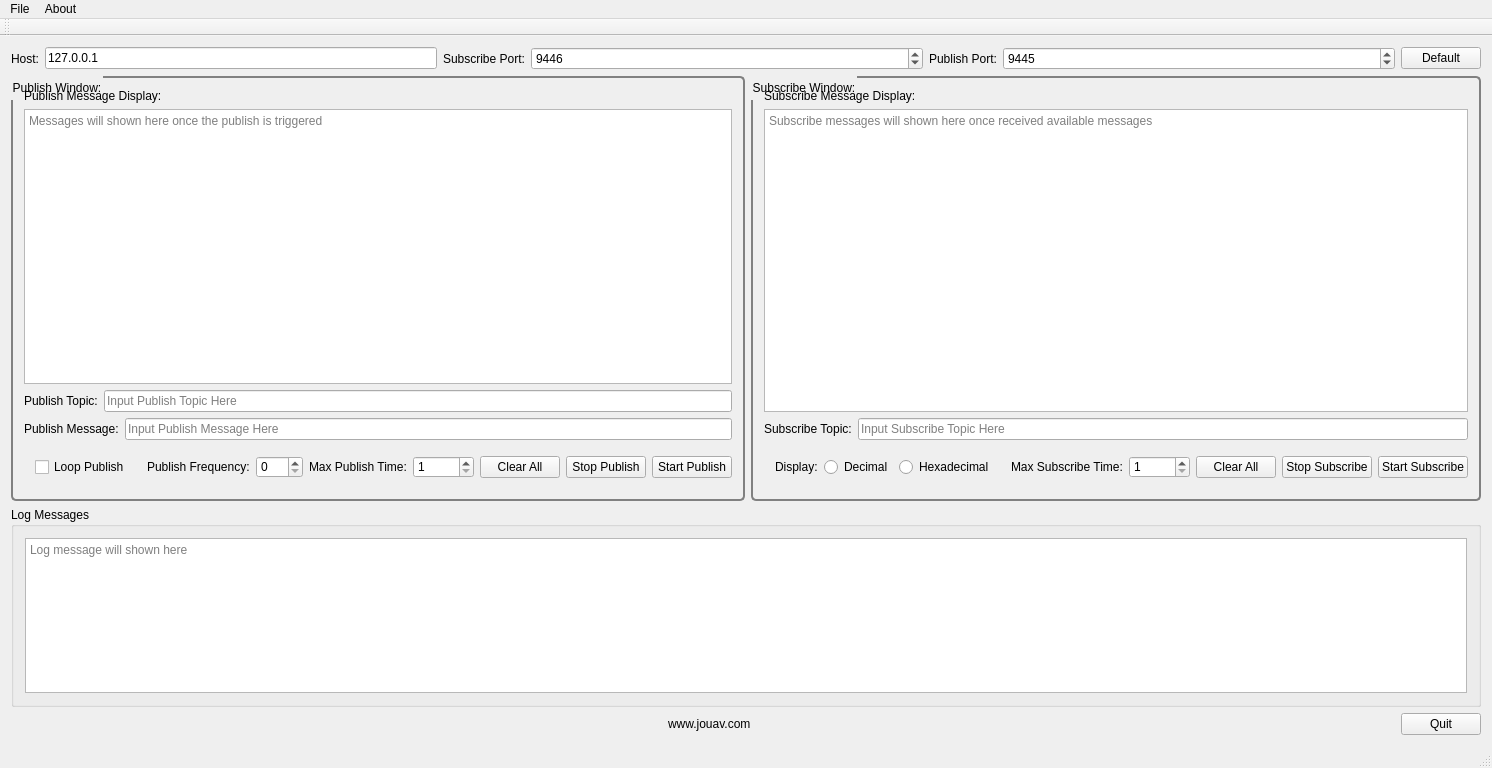
First picture: the form in ui/mainwindow.ui, repository Phillweston/zmqtesttool, before the edit.
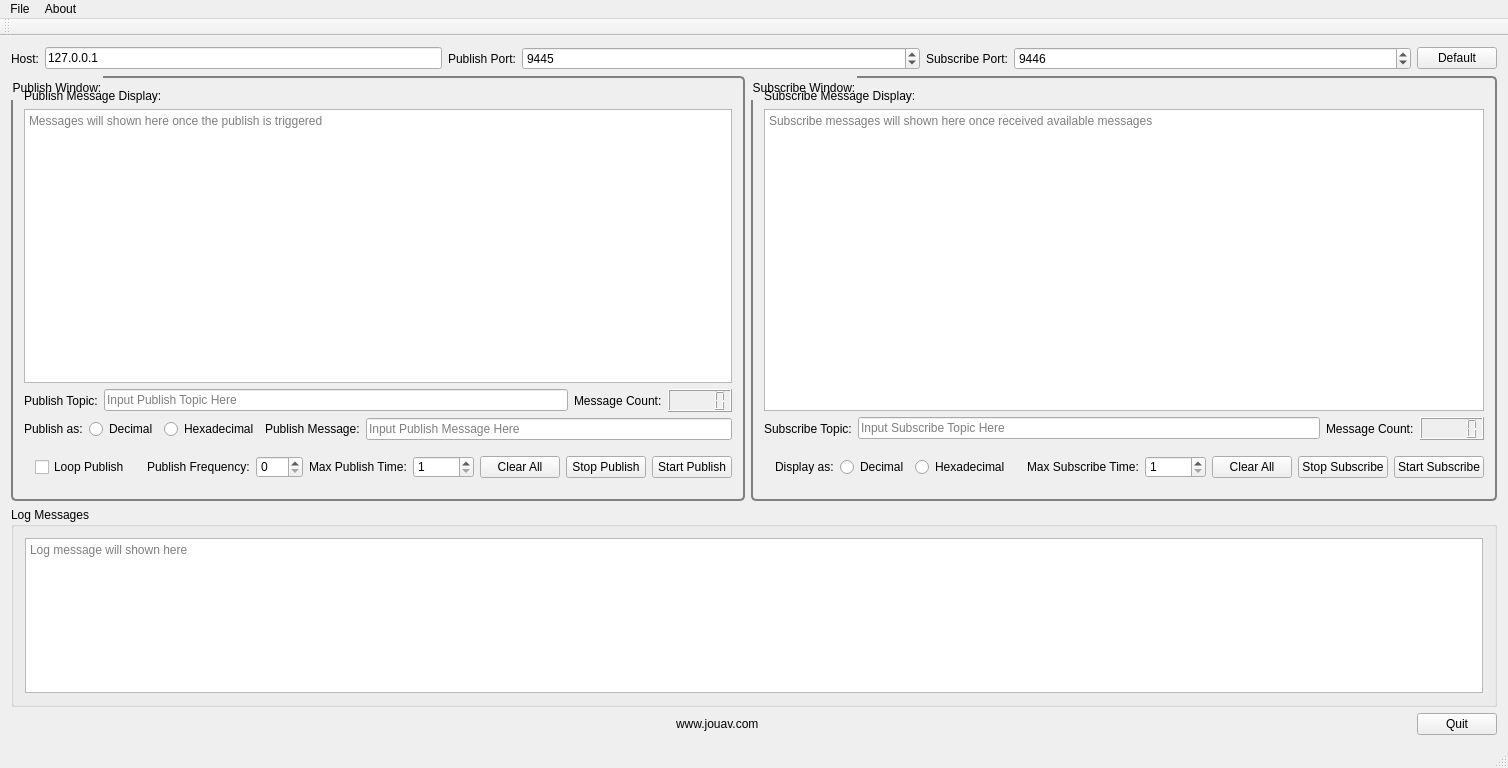
Second picture: the form after the edit. Icons and pictures are not drawn.

Commit message: [Revision] Add hex message send and receive, add lcd count display interface

What changed in the file:
```diff
--- a/ui/mainwindow.ui
+++ b/ui/mainwindow.ui
@@ -6,7 +6,7 @@
    <rect>
     <x>0</x>
     <y>0</y>
-    <width>1024</width>
+    <width>1256</width>
     <height>768</height>
    </rect>
   </property>
@@ -36,29 +36,6 @@
           </property>
          </widget>
         </item>
-        <item>
-         <widget class="QLabel" name="labelSubscribePort">
-          <property name="text">
-           <string>Subscribe Port:</string>
-          </property>
-         </widget>
-        </item>
-        <item>
-         <widget class="QSpinBox" name="spinBoxPortSubscribe">
-          <property name="sizePolicy">
-           <sizepolicy hsizetype="Expanding" vsizetype="Fixed">
-            <horstretch>0</horstretch>
-            <verstretch>0</verstretch>
-           </sizepolicy>
-          </property>
-          <property name="maximum">
-           <number>65535</number>
-          </property>
-          <property name="value">
-           <number>9446</number>
-          </property>
-         </widget>
-        </item>
         <item>
          <widget class="QLabel" name="labelPublishPort">
           <property name="text">
@@ -82,6 +59,32 @@
           </property>
          </widget>
         </item>
+        <item>
+         <widget class="QLabel" name="labelSubscribePort">
+          <property name="text">
+           <string>Subscribe Port:</string>
+          </property>
+         </widget>
+        </item>
+        <item>
+         <widget class="QSpinBox" name="spinBoxPortSubscribe">
+          <property name="sizePolicy">
+           <sizepolicy hsizetype="Expanding" vsizetype="Fixed">
+            <horstretch>0</horstretch>
+            <verstretch>0</verstretch>
+           </sizepolicy>
+          </property>
+          <property name="statusTip">
+           <string>Input Subscribe Port</string>
+          </property>
+          <property name="maximum">
+           <number>65535</number>
+          </property>
+          <property name="value">
+           <number>9446</number>
+          </property>
+         </widget>
+        </item>
        </layout>
       </item>
       <item>
@@ -163,10 +166,41 @@
              </property>
             </widget>
            </item>
+           <item>
+            <widget class="QLabel" name="labelPublishMessageCount">
+             <property name="text">
+              <string>Message Count:</string>
+             </property>
+            </widget>
+           </item>
+           <item>
+            <widget class="QLCDNumber" name="lcdNumberPublish"/>
+           </item>
           </layout>
          </item>
          <item>
           <layout class="QHBoxLayout" name="horizontalLayout_12">
+           <item>
+            <widget class="QLabel" name="labelDisplaySubscribe_2">
+             <property name="text">
+              <string>Publish as:</string>
+             </property>
+            </widget>
+           </item>
+           <item>
+            <widget class="QRadioButton" name="decPublish">
+             <property name="text">
+              <string>Decimal</string>
+             </property>
+            </widget>
+           </item>
+           <item>
+            <widget class="QRadioButton" name="hexPublish">
+             <property name="text">
+              <string>Hexadecimal</string>
+             </property>
+            </widget>
+           </item>
            <item>
             <widget class="QLabel" name="labelPublishMessage">
              <property name="text">
@@ -340,6 +374,16 @@
              </property>
             </widget>
            </item>
+           <item>
+            <widget class="QLabel" name="labelSubscribeMessageCount">
+             <property name="text">
+              <string>Message Count:</string>
+             </property>
+            </widget>
+           </item>
+           <item>
+            <widget class="QLCDNumber" name="lcdNumberSubscribe"/>
+           </item>
           </layout>
          </item>
          <item>
@@ -350,7 +394,7 @@
               <item>
                <widget class="QLabel" name="labelDisplaySubscribe">
                 <property name="text">
-                 <string>Display:</string>
+                 <string>Display as:</string>
                 </property>
                </widget>
               </item>
@@ -524,7 +568,7 @@
     <rect>
      <x>0</x>
      <y>0</y>
-     <width>1024</width>
+     <width>1256</width>
      <height>17</height>
     </rect>
    </property>
```
Left out of the diff: 42 changed lines with no effect on the pictures. The commit also changes 5 other files.
